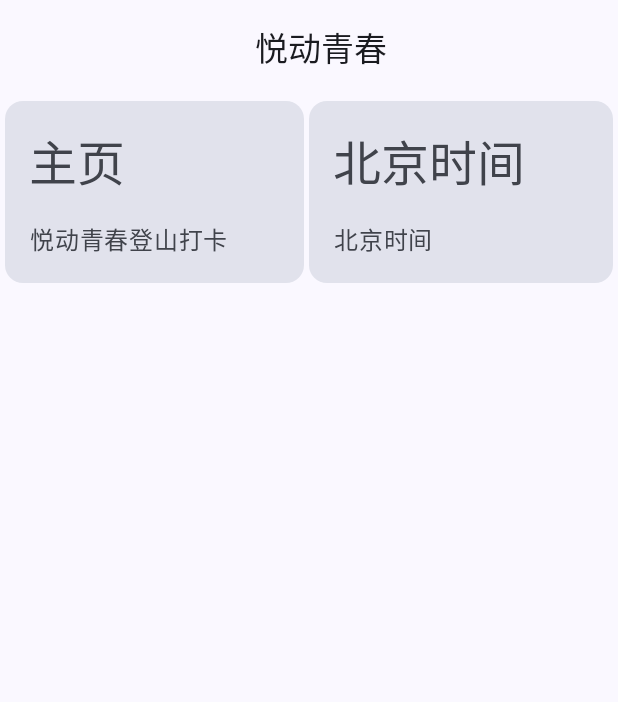
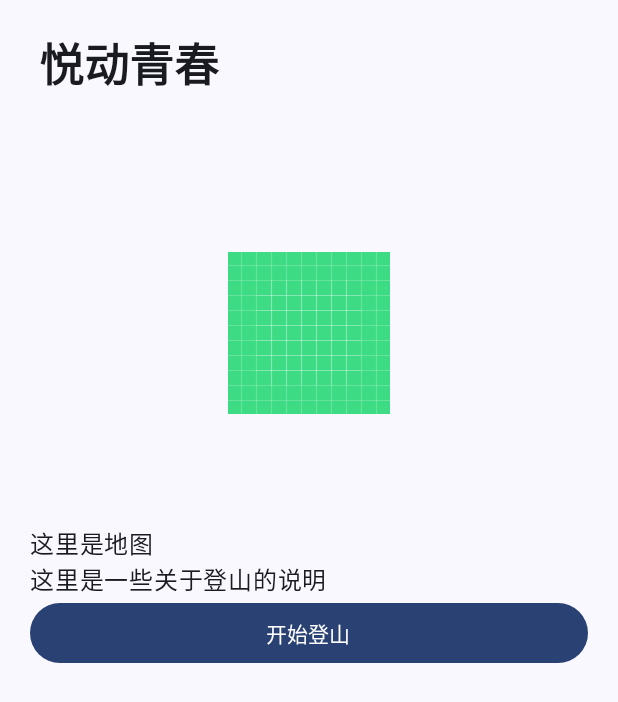
Before and after one commit to MitochondriaCN/DynamicYouth-Android, an Android app built with Jetpack Compose: the screen it shows after launch (MainActivity), on a phone screen of 412 x 824 dp. Shown: the top 702 px of the screen. Run offline under Robolectric (Android 15) with nearby library versions, the phone set to English and light mode, and no system bars.

Commit message:
feat: 搓一个大致的首页框架出来

```diff
--- a/app/src/main/java/edu/csu/dynamicyouth/MainActivity.kt
+++ b/app/src/main/java/edu/csu/dynamicyouth/MainActivity.kt
@@ -6,26 +6,36 @@ import androidx.activity.compose.setContent
 import androidx.activity.enableEdgeToEdge
 import androidx.compose.foundation.Image
 import androidx.compose.foundation.layout.Box
+import androidx.compose.foundation.layout.Column
 import androidx.compose.foundation.layout.Row
 import androidx.compose.foundation.layout.fillMaxSize
 import androidx.compose.foundation.layout.fillMaxWidth
 import androidx.compose.foundation.layout.height
 import androidx.compose.foundation.layout.padding
+import androidx.compose.foundation.rememberScrollState
+import androidx.compose.foundation.verticalScroll
 import androidx.compose.material3.BottomAppBar
+import androidx.compose.material3.Button
 import androidx.compose.material3.Card
 import androidx.compose.material3.CardDefaults
 import androidx.compose.material3.ExperimentalMaterial3Api
+import androidx.compose.material3.LocalTextStyle
 import androidx.compose.material3.MaterialTheme
 import androidx.compose.material3.Scaffold
 import androidx.compose.material3.Text
 import androidx.compose.material3.TopAppBar
 import androidx.compose.runtime.Composable
 import androidx.compose.ui.Modifier
+import androidx.compose.ui.layout.ModifierLocalBeyondBoundsLayout
+import androidx.compose.ui.res.painterResource
 import androidx.compose.ui.res.stringResource
+import androidx.compose.ui.text.TextStyle
 import androidx.compose.ui.text.font.FontWeight
 import androidx.compose.ui.text.style.TextAlign
 import androidx.compose.ui.tooling.preview.Preview
+import androidx.compose.ui.unit.TextUnit
 import androidx.compose.ui.unit.dp
+import androidx.compose.ui.unit.sp
 import edu.csu.dynamicyouth.ui.theme.DynamicYouthTheme
 
 class MainActivity : ComponentActivity() {
@@ -40,73 +50,20 @@ class MainActivity : ComponentActivity() {
                     modifier = Modifier.fillMaxSize(),
                     topBar = {
                         TopAppBar(
+                            modifier = Modifier.padding(start = 10.dp, top = 10.dp),
                             title = {
                                 Text(
                                     text = stringResource(id = R.string.app_name),
-                                    textAlign = TextAlign.Center,
+                                    textAlign = TextAlign.Start,
+                                    fontWeight = FontWeight.Bold,
+                                    fontSize = 30.sp,
                                     modifier = Modifier.fillMaxWidth()
                                 )
                             }
                         )
                     }
                 ) { innerPadding ->
-                    Box(modifier = Modifier.padding(innerPadding))
-                    {
-                        Row(
-                            modifier = Modifier
-                                .fillMaxWidth()
-                                .height(128.dp)
-                        ) {
-                            Card(
-                                colors = CardDefaults.cardColors(
-                                    containerColor = MaterialTheme.colorScheme.surfaceVariant,
-                                ),
-                                modifier = Modifier
-                                    .fillMaxSize()
-                                    .padding(start = 3.dp, top = 3.dp, end = 3.dp, bottom = 3.dp)
-                                    .weight(1f)
-                            ) {
-                                Text(
-                                    text = "主页",
-                                    modifier = Modifier
-                                        .padding(all = 16.dp),
-                                    style = MaterialTheme.typography.headlineLarge,
-                                    textAlign = TextAlign.Center,
-                                )
-                                Text(
-                                    text = "悦动青春登山打卡",
-                                    modifier = Modifier
-                                        .padding(start = 16.dp, end = 16.dp, bottom = 16.dp),
-                                    style = MaterialTheme.typography.bodyLarge,
-                                    textAlign = TextAlign.Center,
-                                )
-                            }
-                            Card(
-                                colors = CardDefaults.cardColors(
-                                    containerColor = MaterialTheme.colorScheme.surfaceVariant,
-                                ),
-                                modifier = Modifier
-                                    .padding(top = 3.dp, end = 3.dp, bottom = 3.dp)
-                                    .fillMaxSize()
-                                    .weight(1f)
-                            ) {
-                                Text(
-                                    text = "北京时间",
-                                    modifier = Modifier
-                                        .padding(16.dp),
-                                    style = MaterialTheme.typography.headlineLarge,
-                                    textAlign = TextAlign.Center,
-                                )
-                                Text(
-                                    text = "北京时间",
-                                    modifier = Modifier
-                                        .padding(start = 16.dp, end = 16.dp, bottom = 16.dp),
-                                    style = MaterialTheme.typography.bodyLarge,
-                                    textAlign = TextAlign.Center,
-                                )
-                            }
-                        }
-                    }
+                    DynamicYouthHomePage(modifier = Modifier.padding(innerPadding))
                 }
             }
         }
@@ -121,6 +78,41 @@ fun Greeting(name: String, modifier: Modifier = Modifier) {
     )
 }
 
+/**
+ * 探索：首页
+ */
+@Composable
+fun DynamicYouthHomePage(modifier: Modifier = Modifier) {
+    val scrollState = rememberScrollState()
+    Column(
+        modifier = modifier
+            .verticalScroll(scrollState)
+            .padding(20.dp)
+    ) {
+        Image(
+            painter = painterResource(R.drawable.ic_launcher_background),
+            contentDescription = null,
+            modifier = modifier.fillMaxWidth()
+        )
+
+        Text(
+            text = "这里是地图",
+            modifier
+                .fillMaxWidth()
+        )
+
+        Text(text = stringResource(R.string.climbing_description))
+
+        Button(
+            modifier = Modifier
+                .fillMaxWidth(),
+            onClick = { /*TODO*/ },
+        ) {
+            Text(text = stringResource(R.string.begin_climb))
+        }
+    }
+}
+
 @OptIn(ExperimentalMaterial3Api::class)
 @Preview(showBackground = true)
 @Composable
@@ -129,29 +121,22 @@ fun GreetingPreview() {
         Scaffold(
             modifier = Modifier.fillMaxSize(),
             topBar = {
-                Row(
-                    modifier = Modifier
-                        .fillMaxWidth()
-                        .padding(20.dp)
-                ) {
+                TopAppBar(
+                    title = {
                         Text(
                             text = stringResource(id = R.string.app_name),
                             textAlign = TextAlign.Start,
                             fontWeight = FontWeight.Bold,
-                        style = MaterialTheme.typography.headlineMedium,
+                            fontSize = 30.sp,
                             modifier = Modifier
-                            .padding(start = 4.dp)
+                                .fillMaxWidth()
+                                .padding(10.dp)
                         )
                     }
-                Row(
-                    modifier = Modifier
-                        .fillMaxWidth()
-                ) {}
+                )
             }
         ) { innerPadding ->
-            Box(modifier = Modifier.padding(innerPadding))
-            {
+            DynamicYouthHomePage(modifier = Modifier.padding(innerPadding))
         }
     }
 }
-}
--- a/app/src/main/res/values/strings.xml
+++ b/app/src/main/res/values/strings.xml
@@ -2,4 +2,6 @@
     <string name="app_name">悦动青春</string>
     <string name="homepage">主页</string>
     <string name="beijing_time">北京时间</string>
+    <string name="begin_climb">开始登山</string>
+    <string name="climbing_description">这里是一些关于登山的说明</string>
 </resources>
```
Also changed, not shown: 1 other file. Lines whose indentation alone changed are shown as unchanged.
